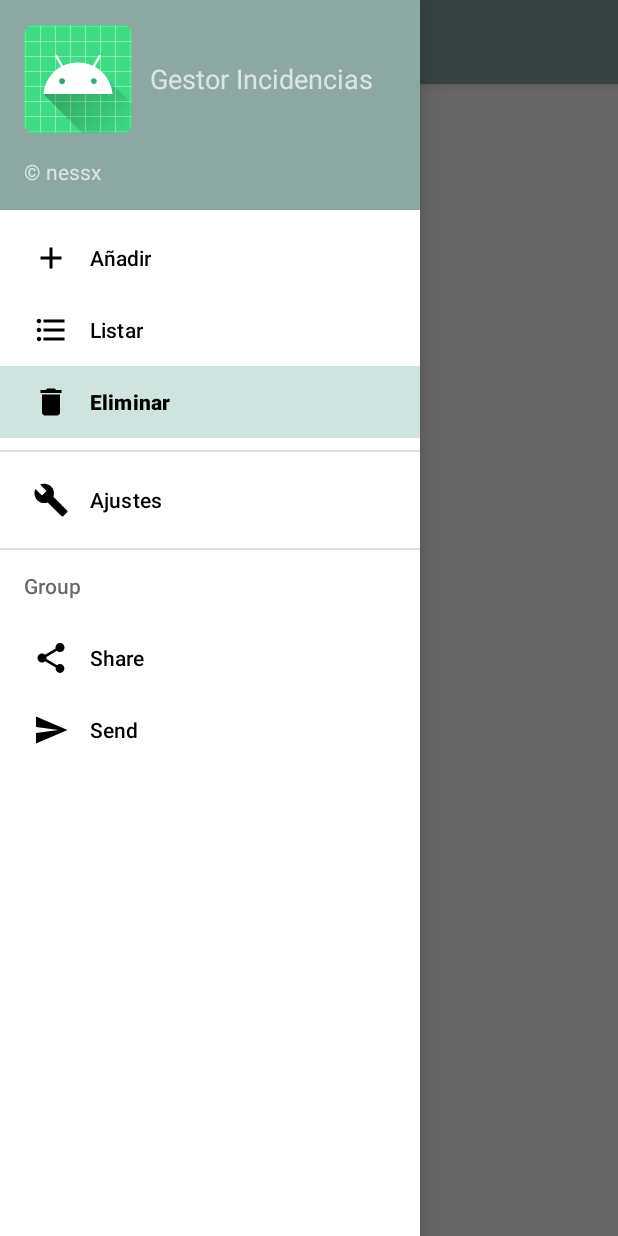
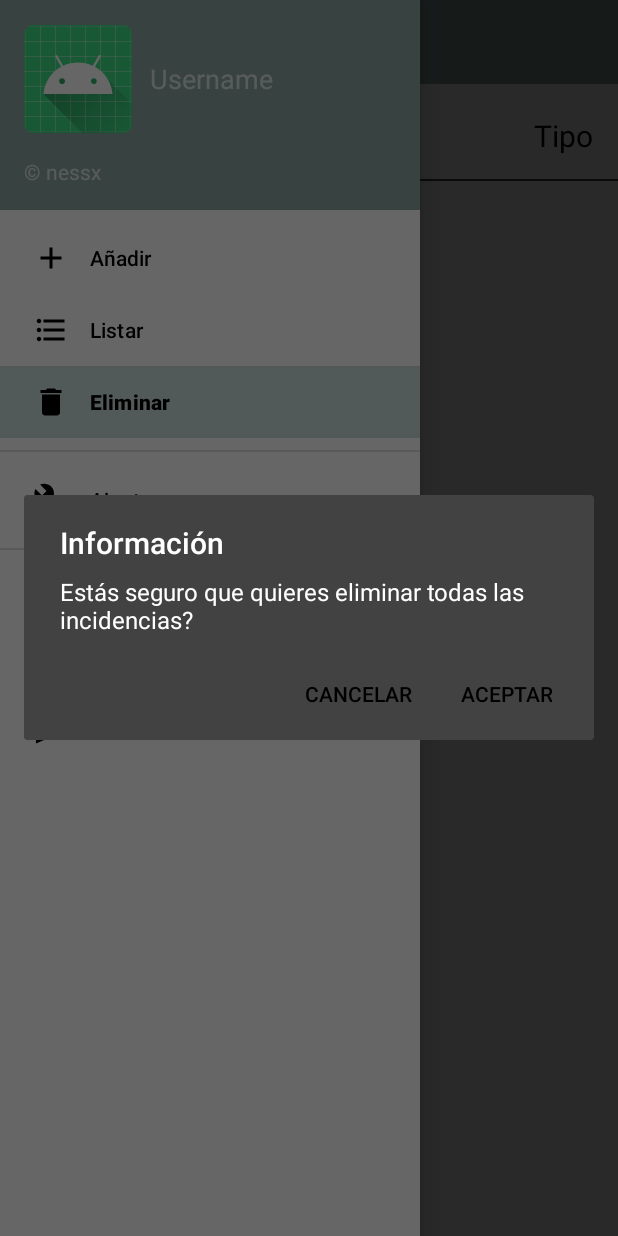
Before and after one commit to nessx/gestor-incidencias, an Android app: the agregar screen opened directly, with no data from a screen before it, in the side drawer, after a tap on "Ajustes", on a phone screen of 412 x 824 dp. Run offline under Robolectric (Android 15) with nearby library versions, the phone set to English and light mode, and no system bars.

Commit message:
arreglado problemas con el menu

```diff
--- a/app/src/main/java/com/example/gestor_incidencias/clases/agregar.java
+++ b/app/src/main/java/com/example/gestor_incidencias/clases/agregar.java
@@ -62,7 +62,6 @@ public class agregar extends Fragment {
         //spinner
         prioridad = agregar.findViewById(R.id.urgencia);
         String[] prioridades = new String[]{getResources().getString(R.string.in_sel),getResources().getString(R.string.in_Alta), getResources().getString(R.string.in_Med), getResources().getString(R.string.in_Baja)};
-        //final ArrayAdapter adapter = new ArrayAdapter<>(getActivity(), android.R.layout.simple_spinner_dropdown_item, prioridades);
         // Initializing an ArrayAdapter
         final ArrayAdapter adapter = new ArrayAdapter<String>(
                 getActivity(),android.R.layout.simple_spinner_dropdown_item,prioridades){
@@ -109,6 +108,7 @@ public class agregar extends Fragment {
                 }else{
                     incidencia i = new incidencia(txtIncidenciaForm, prioritat);
                     dbHelper.insertIncidencia(db,i);
+                    Toast.makeText(getContext(),R.string.dialog_add_msg,Toast.LENGTH_SHORT).show();
                 }
 
             }
--- a/app/src/main/java/com/example/gestor_incidencias/iniciomenu.java
+++ b/app/src/main/java/com/example/gestor_incidencias/iniciomenu.java
@@ -4,9 +4,11 @@ import android.content.DialogInterface;
 import android.database.sqlite.SQLiteDatabase;
 import android.graphics.Paint;
 import android.os.Bundle;
+import android.view.ContextThemeWrapper;
 import android.view.MenuItem;
 import android.view.View;
 import android.widget.EditText;
+import android.widget.TextView;
 import android.widget.Toast;
 
 import androidx.annotation.NonNull;
@@ -22,6 +24,7 @@ import androidx.recyclerview.widget.RecyclerView;
 import com.example.gestor_incidencias.clases.RecyclerViewAdapter;
 import com.example.gestor_incidencias.clases.agregar;
 import com.example.gestor_incidencias.clases.listar;
+import com.example.gestor_incidencias.clases.usuario;
 import com.example.gestor_incidencias.db.IncidenciaDBHelper;
 import com.google.android.material.navigation.NavigationView;
 
@@ -54,9 +57,9 @@ public class iniciomenu extends AppCompatActivity
         dbHelper = new IncidenciaDBHelper(getApplicationContext());
         db = dbHelper.getWritableDatabase();
 
-        //usuario user = new usuario();
-        //TextView userview = findViewById(R.id.userview);
-        //userview.setText(getResources().getString(R.string.dialog_welcome)+" "+user.getuser().toUpperCase());
+        /*usuario user = new usuario();
+        TextView userview = (TextView)findViewById(R.id.header_title);
+        userview.setText(getResources().getString(R.string.dialog_welcome)+" "+user.getuser());*/
 
         Toolbar toolbar = findViewById(R.id.toolbar);
         setSupportActionBar((Toolbar) findViewById(R.id.toolbar));
@@ -98,7 +101,7 @@ public class iniciomenu extends AppCompatActivity
                 fragment = new listar();
                 break;
             case R.id.eliminar:
-                dbHelper.delete();
+                confirm();
                 break;
             case R.id.nav_share:
                 title = R.string.menu_share;
@@ -142,8 +145,8 @@ public class iniciomenu extends AppCompatActivity
     }
 
     public void confirm() {
-        //AlertDialog.Builder alertDialogBuilder = new AlertDialog.Builder(getApplicationContext());
-        AlertDialog.Builder alertDialogBuilder = new AlertDialog.Builder(getApplicationContext(), R.style.Theme_AppCompat_Light);
+        AlertDialog.Builder alertDialogBuilder = new AlertDialog.Builder(new ContextThemeWrapper(this, R.style.myDialog));
+
 
 
         // set title
--- a/app/src/main/res/layout/fragment_listar.xml
+++ b/app/src/main/res/layout/fragment_listar.xml
@@ -11,12 +11,52 @@ tools:context=".clases.listar">
 
     <androidx.recyclerview.widget.RecyclerView
         android:id="@+id/recyclerView"
-        android:layout_width="409dp"
-        android:layout_height="635dp"
+        android:layout_width="405dp"
+        android:layout_height="669dp"
         app:layout_constraintBottom_toBottomOf="parent"
         app:layout_constraintEnd_toEndOf="parent"
         app:layout_constraintStart_toStartOf="parent"
         app:layout_constraintTop_toTopOf="parent"
-        app:layout_constraintVertical_bias="1.0" />
+        app:layout_constraintVertical_bias="0.986" />
+
+    <TextView
+        android:id="@+id/title1"
+        android:layout_width="wrap_content"
+        android:layout_height="wrap_content"
+        android:text="@string/title"
+        android:textColor="#000000"
+        android:textSize="20sp"
+        app:layout_constraintBottom_toBottomOf="@+id/recyclerView"
+        app:layout_constraintEnd_toEndOf="parent"
+        app:layout_constraintHorizontal_bias="0.044"
+        app:layout_constraintStart_toStartOf="parent"
+        app:layout_constraintTop_toTopOf="parent"
+        app:layout_constraintVertical_bias="0.028" />
+
+    <TextView
+        android:id="@+id/type"
+        android:layout_width="wrap_content"
+        android:layout_height="wrap_content"
+        android:text="@string/type"
+        android:textColor="#000000"
+        android:textSize="20sp"
+        app:layout_constraintBottom_toBottomOf="@+id/recyclerView"
+        app:layout_constraintEnd_toEndOf="parent"
+        app:layout_constraintHorizontal_bias="0.956"
+        app:layout_constraintStart_toStartOf="parent"
+        app:layout_constraintTop_toTopOf="parent"
+        app:layout_constraintVertical_bias="0.028" />
+
+    <TableRow
+        android:id="@+id/hr1"
+        android:layout_width="match_parent"
+        android:layout_height="1dp"
+        android:background="#444"
+        app:layout_constraintBottom_toBottomOf="@+id/recyclerView"
+        app:layout_constraintEnd_toEndOf="parent"
+        app:layout_constraintHorizontal_bias="1.0"
+        app:layout_constraintStart_toStartOf="parent"
+        app:layout_constraintTop_toTopOf="parent"
+        app:layout_constraintVertical_bias="0.083"></TableRow>
 
 </androidx.constraintlayout.widget.ConstraintLayout>
--- a/app/src/main/res/layout/nav_header.xml
+++ b/app/src/main/res/layout/nav_header.xml
@@ -18,7 +18,7 @@
         android:drawableStart="@mipmap/ic_launcher"
         android:drawablePadding="12dp"
         android:gravity="center_vertical"
-        android:text="@string/app_name"
+        android:text="Username"
         android:textAppearance="@style/Base.TextAppearance.AppCompat.Medium.Inverse" />
 
     <TextView
--- a/app/src/main/res/values/colors.xml
+++ b/app/src/main/res/values/colors.xml
@@ -4,6 +4,7 @@
     <color name="colorPrimaryDark">#8da8a3</color>
     <color name="colorAccent">#8da8a3</color>
     <color name="color_highlight">#CFE3DF</color>
+    <color name="white">#FFFFFF</color>
 
     <item name="primary" type="color">#8da8a3</item>
     <item name="primaryDark" type="color">#8da8a3</item>
--- a/app/src/main/res/values/strings.xml
+++ b/app/src/main/res/values/strings.xml
@@ -29,6 +29,8 @@
     <string name="in_add">Agregar</string>
     <string name="in_sel">Tipo de incidencia...</string>
     <string name="menu_ajustes">Ajustes</string>
+    <string name="type">Tipo</string>
+    <string name="title">Titulo</string>
 
 
     <!-- LENGUAGE EN -->
--- a/app/src/main/res/values/styles.xml
+++ b/app/src/main/res/values/styles.xml
@@ -8,11 +8,16 @@
     <item name="android:statusBarColor" tools:targetApi="lollipop">@android:color/transparent</item>
 </style>
 
-<style name="AppTheme.Toolbar" parent="Widget.MaterialComponents.Toolbar.Primary">
+<style name="AppTheme.Toolbar" parent="Widget.MaterialComponents.Toolbar">
     <item name="android:layout_width">match_parent</item>
     <item name="android:layout_height">?attr/actionBarSize</item>
     <item name="android:background">@color/primary</item>
+    <item name="android:color">@color/white</item>
     <item name="android:statusBarColor" tools:targetApi="lollipop">@android:color/transparent</item>
 </style>
 
+<style name="myDialog" parent="Theme.AppCompat.Dialog">
+    <item name="android:windowNoTitle">true</item>
+</style>
+
 </resources>
```
Also changed, not shown: app/src/main/res/layout/fragment_agregar.xml (+12 -12 lines), 2 other files.
